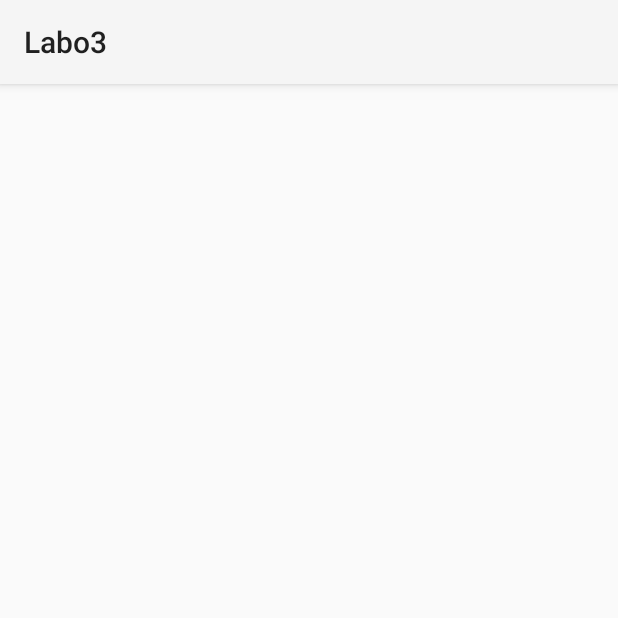
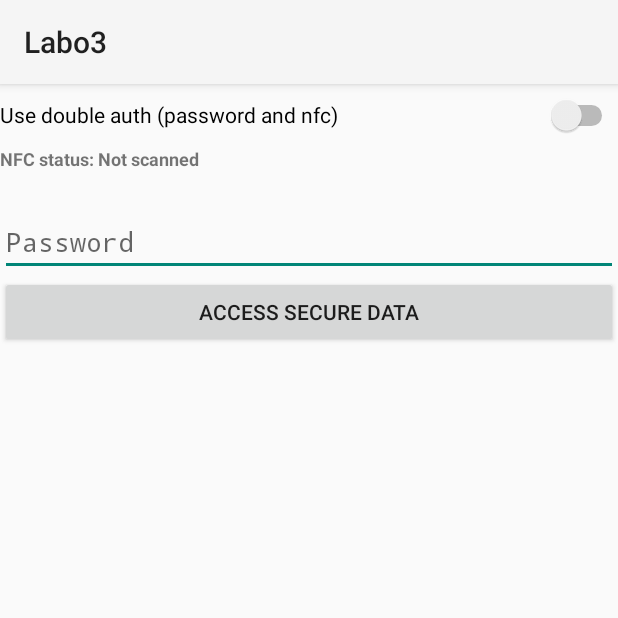
Before and after one commit to Oceanos1/SYM_Labo3, an Android app: the NfcActivity screen opened directly, with no data from a screen before it, on a phone screen of 412 x 824 dp, the top half of it. Run offline under Robolectric (Android 15) with nearby library versions, the phone set to English and light mode, and no system bars.

Commit message:
started nfc

```diff
--- a/app/src/main/java/com/remikaddie/labo3/NfcActivity.java
+++ b/app/src/main/java/com/remikaddie/labo3/NfcActivity.java
@@ -3,12 +3,29 @@ package com.remikaddie.labo3;
 import android.app.Activity;
 import android.support.v7.app.AppCompatActivity;
 import android.os.Bundle;
+import android.widget.Button;
+import android.widget.Switch;
+import android.widget.TextView;
 
 public class NfcActivity extends Activity {
+    //Tries to authenticate
+    private Button nfcAccessButton;
+    //Choose whether to authenticate using both NFC and password or just one of these
+    private Switch doubleAuth;
+    //TextViews to show if NFC has been scanned and to show secure data when authenticated
+    private TextView nfcStatus, secureDataView;
+    //Current level of authentication. Decreases over time
+    private int authenticationLevel;
 
     @Override
     protected void onCreate(Bundle savedInstanceState) {
         super.onCreate(savedInstanceState);
+        nfcAccessButton = (Button)findViewById(R.id.barCodeButton);
+        doubleAuth = (Switch)findViewById(R.id.nfc_auth_switch);
+        nfcStatus = (TextView)findViewById(R.id.nfc_status);
+        secureDataView = (TextView)findViewById(R.id.secure_data_view);
+        authenticationLevel = 0;
+
         setContentView(R.layout.activity_nfc);
     }
 }
--- a/app/src/main/res/layout/activity_nfc.xml
+++ b/app/src/main/res/layout/activity_nfc.xml
@@ -6,4 +6,44 @@
     android:layout_height="match_parent"
     tools:context="com.remikaddie.labo3.NfcActivity">
 
+    <LinearLayout
+        android:layout_width="match_parent"
+        android:layout_height="match_parent"
+        android:orientation="vertical">
+
+        <Switch
+            android:id="@+id/nfc_auth_switch"
+            android:layout_width="match_parent"
+            android:layout_height="41dp"
+            android:text="Use double auth (password and nfc)" />
+
+        <TextView
+            android:id="@+id/nfc_status"
+            android:layout_width="match_parent"
+            android:layout_height="41dp"
+            android:lineSpacingExtra="10sp"
+            android:text="NFC status: Not scanned"
+            android:textAlignment="viewStart"
+            android:textSize="12sp"
+            android:textStyle="bold" />
+
+        <EditText
+            android:id="@+id/nfc_password"
+            android:layout_width="match_parent"
+            android:layout_height="wrap_content"
+            android:ems="10"
+            android:hint="Password"
+            android:inputType="textPassword" />
+
+        <Button
+            android:id="@+id/nfc_access_button"
+            android:layout_width="match_parent"
+            android:layout_height="wrap_content"
+            android:text="Access secure data" />
+
+        <TextView
+            android:id="@+id/secure_data_view"
+            android:layout_width="match_parent"
+            android:layout_height="134dp" />
+    </LinearLayout>
 </LinearLayout>
```
